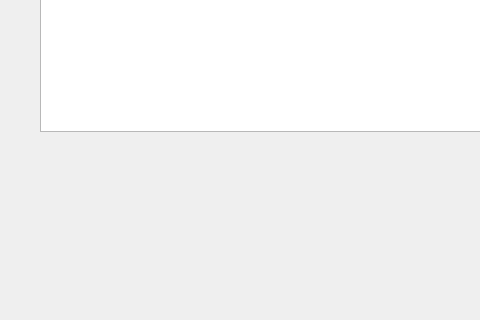
Above: customerpage.ui from tsukidan/CS1D-Project-1 before the change; both pictures show x 0 to 480 and y 369 to 689 of the 1024 by 689 pixel window. Below: the same form after it.
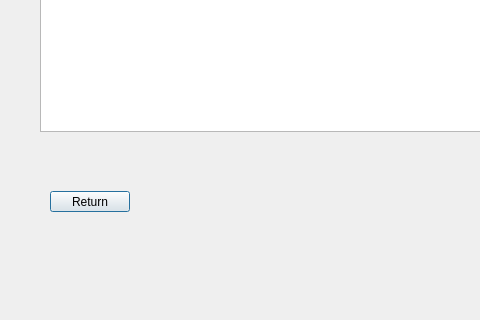
That is the form after the change.

Commit message: add functionality to buttons

The edit to the form file:
```diff
--- a/customerpage.ui
+++ b/customerpage.ui
@@ -46,6 +46,19 @@
     </rect>
    </property>
   </widget>
+  <widget class="QPushButton" name="returnButton">
+   <property name="geometry">
+    <rect>
+     <x>50</x>
+     <y>560</y>
+     <width>80</width>
+     <height>21</height>
+    </rect>
+   </property>
+   <property name="text">
+    <string>Return</string>
+   </property>
+  </widget>
  </widget>
  <resources/>
  <connections/>
```
The commit also changes 7 other files.
